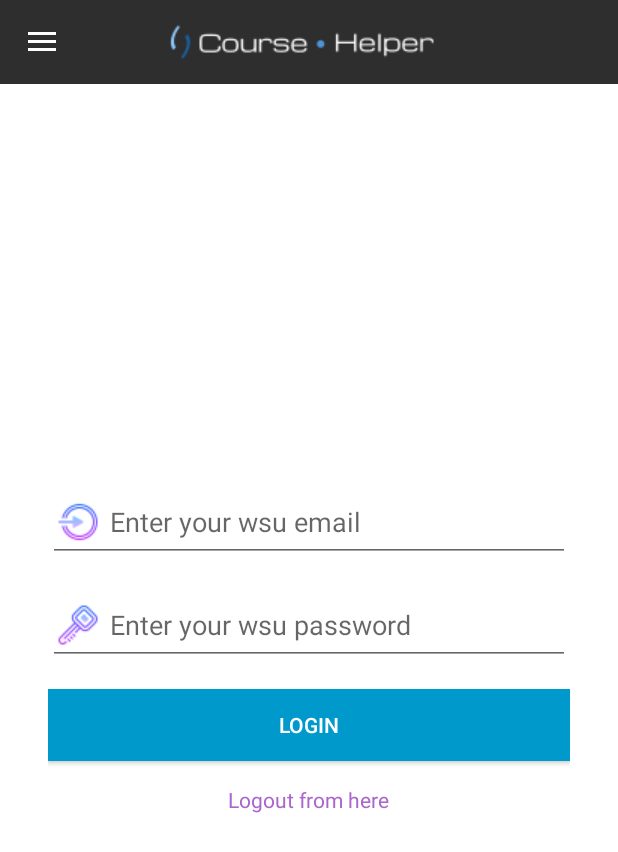
After one commit to tomoaki3284/WSUCourseHelperApp, an Android app: the fragment LoginFragment placed in its activity, on a phone screen of 412 x 824 dp. The commit adds this screen. Shown: the top 852 px of the screen. Run offline under Robolectric (Android 15) with nearby library versions, the phone set to English and light mode, and no system bars.

Commit message:
Code Refactoring: CourseArrayAdapter: > Apply ViewHolder design pattern to improve the efficiency of rendering ListView Dialog, and CourseFragment Class: > Instead of passing huge bundle, add attribute of schedule in dialog class and set it from course fragment
Navigation Working:
> More robust and logical code for navigation

Feature:
> Added Login feature fragment. Not completed yet

```diff
--- a/app/build.gradle
+++ b/app/build.gradle
@@ -34,6 +34,7 @@ dependencies {
     androidTestImplementation 'androidx.test.ext:junit:1.1.0'
     androidTestImplementation 'androidx.test.espresso:espresso-core:3.1.1'
     // https://mvnrepository.com/artifact/com.fasterxml.jackson.core/jackson-databind
+    implementation 'androidx.recyclerview:recyclerview:1.1.0'
     compile group: 'com.fasterxml.jackson.core', name: 'jackson-databind', version: '2.11.0.rc1'
     implementation 'androidx.lifecycle:lifecycle-extensions:2.2.0'
     implementation "androidx.navigation:navigation-fragment-ktx:2.1.0-alpha05"
--- a/app/src/main/java/com/example/coursehelper/View/CoursesScheduleTabFragment.java
+++ b/app/src/main/java/com/example/coursehelper/View/CoursesScheduleTabFragment.java
@@ -3,6 +3,7 @@ package com.example.coursehelper.View;
 import android.app.Activity;
 import android.os.Bundle;
 
+import androidx.activity.OnBackPressedCallback;
 import androidx.fragment.app.Fragment;
 import androidx.fragment.app.FragmentActivity;
 import androidx.fragment.app.FragmentManager;
@@ -50,6 +51,15 @@ public class CoursesScheduleTabFragment extends Fragment {
         pageAdapter = new PageAdapter(getActivity().getSupportFragmentManager(), tabLayout.getTabCount());
         viewPager.setAdapter(pageAdapter);
 
+        // This callback will only be called when MyFragment is at least Started.
+        OnBackPressedCallback callback = new OnBackPressedCallback(true /* enabled by default */) {
+            @Override
+            public void handleOnBackPressed() {
+                System.out.println("Back Button Pressed");
+                // do nothing, since this is the main page
+            }
+        };
+        requireActivity().getOnBackPressedDispatcher().addCallback(this, callback);
 
         tabLayout.addOnTabSelectedListener(new TabLayout.OnTabSelectedListener() {
             @Override
--- /dev/null
+++ b/app/src/main/java/com/example/coursehelper/View/LoginFragment.java
@@ -0,0 +1,53 @@
+package com.example.coursehelper.View;
+
+import android.os.Bundle;
+
+import androidx.activity.OnBackPressedCallback;
+import androidx.fragment.app.Fragment;
+import androidx.fragment.app.FragmentManager;
+
+import android.view.LayoutInflater;
+import android.view.View;
+import android.view.ViewGroup;
+import android.widget.TextView;
+
+import com.example.coursehelper.R;
+
+/**
+ * A simple {@link Fragment} subclass.
+ */
+public class LoginFragment extends Fragment {
+
+    public static final String TAG_FRAG = "com.exmaple.coursehelper.View.LoginFragment";
+    private View view;
+
+    public LoginFragment() {
+        // Required empty public constructor
+    }
+
+
+    @Override
+    public View onCreateView(LayoutInflater inflater, ViewGroup container,
+                             Bundle savedInstanceState) {
+        view = inflater.inflate(R.layout.fragment_login, container, false);
+        FragmentManager fragmentManager = getActivity().getSupportFragmentManager();
+
+        // This callback will only be called when MyFragment is at least Started.
+        OnBackPressedCallback callback = new OnBackPressedCallback(true /* enabled by default */) {
+            @Override
+            public void handleOnBackPressed() {
+                fragmentManager.popBackStackImmediate();// pop itself
+
+                int top = fragmentManager.getBackStackEntryCount()-1;
+                if(top >= 0){
+                    FragmentManager.BackStackEntry backStackEntry = fragmentManager.getBackStackEntryAt(top);
+                    Fragment currentFragment = fragmentManager.findFragmentByTag(backStackEntry.getName());
+                    currentFragment.getView().setVisibility(View.VISIBLE);
+                }
+            }
+        };
+        requireActivity().getOnBackPressedDispatcher().addCallback(this, callback);
+
+        return view;
+    }
+}
--- a/app/src/main/res/layout/fragment_feedback.xml
+++ b/app/src/main/res/layout/fragment_feedback.xml
@@ -5,7 +5,6 @@
     android:layout_width="match_parent"
     android:layout_height="match_parent"
     android:orientation="vertical"
-    android:background="@android:color/white"
     tools:context=".View.FeedbackFragment">
 
     <LinearLayout
--- /dev/null
+++ b/app/src/main/res/layout/fragment_login.xml
@@ -0,0 +1,75 @@
+<?xml version="1.0" encoding="utf-8"?>
+<androidx.constraintlayout.widget.ConstraintLayout xmlns:android="http://schemas.android.com/apk/res/android"
+    xmlns:app="http://schemas.android.com/apk/res-auto"
+    android:layout_width="match_parent"
+    android:layout_height="match_parent">
+
+    <LinearLayout
+        android:id="@+id/linearLayout"
+        android:layout_width="0dp"
+        android:layout_height="wrap_content"
+        android:layout_marginStart="32dp"
+        android:layout_marginLeft="32dp"
+        android:layout_marginTop="8dp"
+        android:layout_marginEnd="32dp"
+        android:layout_marginRight="32dp"
+        android:layout_marginBottom="8dp"
+        android:orientation="vertical"
+        app:layout_constraintBottom_toBottomOf="parent"
+        app:layout_constraintEnd_toEndOf="parent"
+        app:layout_constraintStart_toStartOf="parent"
+        app:layout_constraintTop_toTopOf="parent">
+
+        <EditText
+            android:id="@+id/et_email"
+            android:layout_width="match_parent"
+            android:layout_height="wrap_content"
+            android:layout_marginBottom="16dp"
+            android:drawableLeft="@drawable/login_login"
+            android:drawablePadding="5dp"
+            android:ems="10"
+            android:hint="Enter your wsu email"
+            android:inputType="textEmailAddress" />
+
+        <EditText
+            android:id="@+id/et_password"
+            android:layout_width="match_parent"
+            android:layout_height="wrap_content"
+            android:layout_marginBottom="16dp"
+            android:drawableLeft="@drawable/login_password"
+            android:drawablePadding="5dp"
+            android:ems="10"
+            android:hint="Enter your wsu password"
+            android:inputType="textPassword" />
+
+        <Button
+            android:id="@+id/login_btn_signActivity"
+            android:layout_width="match_parent"
+            android:layout_height="wrap_content"
+            android:layout_marginBottom="16dp"
+            android:background="@android:color/holo_blue_dark"
+            android:text="Login"
+            android:textColor="@android:color/white" />
+
+        <TextView
+            android:id="@+id/logout"
+            android:layout_width="wrap_content"
+            android:layout_height="wrap_content"
+            android:layout_gravity="center"
+            android:layout_marginBottom="16dp"
+            android:text="Logout from here"
+            android:textColor="@android:color/holo_purple" />
+
+    </LinearLayout>
+
+    <ProgressBar
+        android:id="@+id/progressBar_signActivity"
+        android:layout_width="wrap_content"
+        android:layout_height="wrap_content"
+        android:layout_marginTop="8dp"
+        android:visibility="gone"
+        app:layout_constraintEnd_toEndOf="parent"
+        app:layout_constraintHorizontal_bias="0.498"
+        app:layout_constraintStart_toStartOf="parent"
+        app:layout_constraintTop_toTopOf="@+id/linearLayout" />
+</androidx.constraintlayout.widget.ConstraintLayout>
--- a/app/src/main/res/layout/nav_header.xml
+++ b/app/src/main/res/layout/nav_header.xml
@@ -2,16 +2,18 @@
 <LinearLayout xmlns:android="http://schemas.android.com/apk/res/android"
     android:layout_width="match_parent"
     android:layout_height="192dp"
-    android:background="?attr/colorPrimaryDark"
+    android:background="@android:color/holo_blue_dark"
     android:padding="16dp"
     android:theme="@style/ThemeOverlay.AppCompat.Dark"
     android:orientation="vertical"
     android:gravity="bottom">
 
     <TextView
+        android:id="@+id/loginTextView"
         android:layout_width="match_parent"
         android:layout_height="wrap_content"
-        android:text="Header"
+        android:text="Login"
+        android:textSize="20sp"
         android:textColor="@android:color/white"
         android:textAppearance="@style/TextAppearance.AppCompat.Body1"/>
 
```
Also changed, not shown: app/src/main/java/com/example/coursehelper/Model/Course.java (+8 -0 lines), app/src/main/java/com/example/coursehelper/View/CourseArrayAdapter.java (+39 -18 lines), app/src/main/java/com/example/coursehelper/View/CourseDescriptionDialogFragment.java (+17 -34 lines), app/src/main/java/com/example/coursehelper/View/CoursesFragment.java (+15 -40 lines), app/src/main/java/com/example/coursehelper/View/FeedbackFragment.java (+10 -13 lines), app/src/main/java/com/example/coursehelper/View/MainActivity.java (+29 -35 lines), app/src/main/res/layout/course_layout_simple.xml (+6 -8 lines), app/src/main/res/drawable/login_login.png (added), app/src/main/res/drawable/login_password.png (added).
